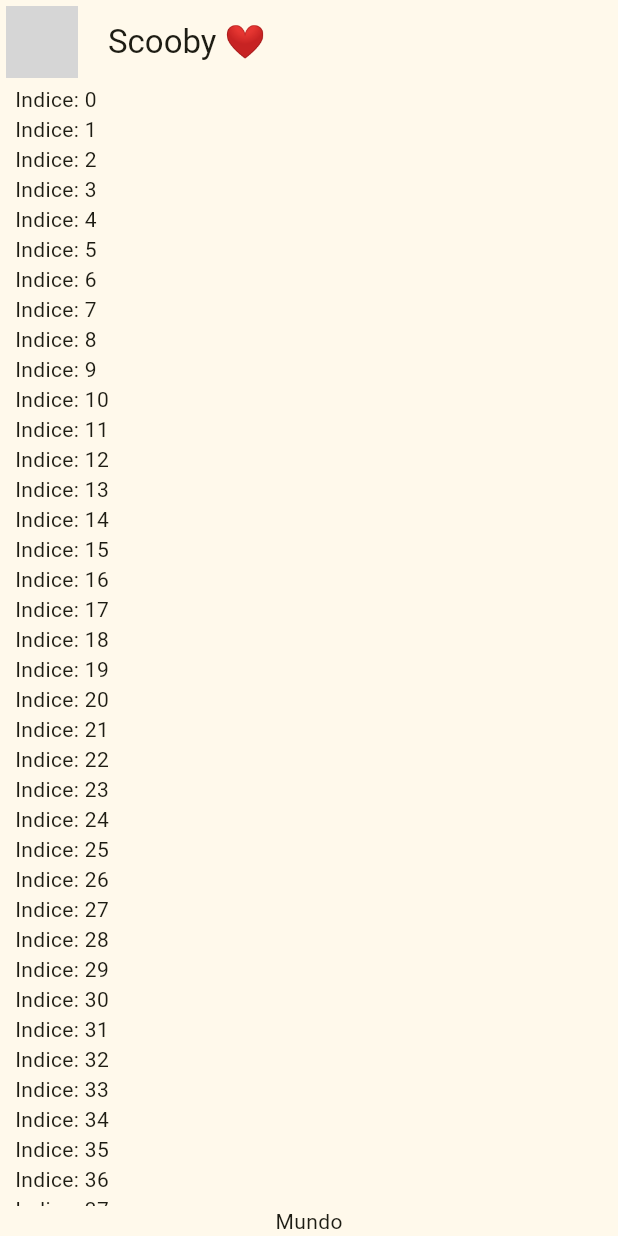
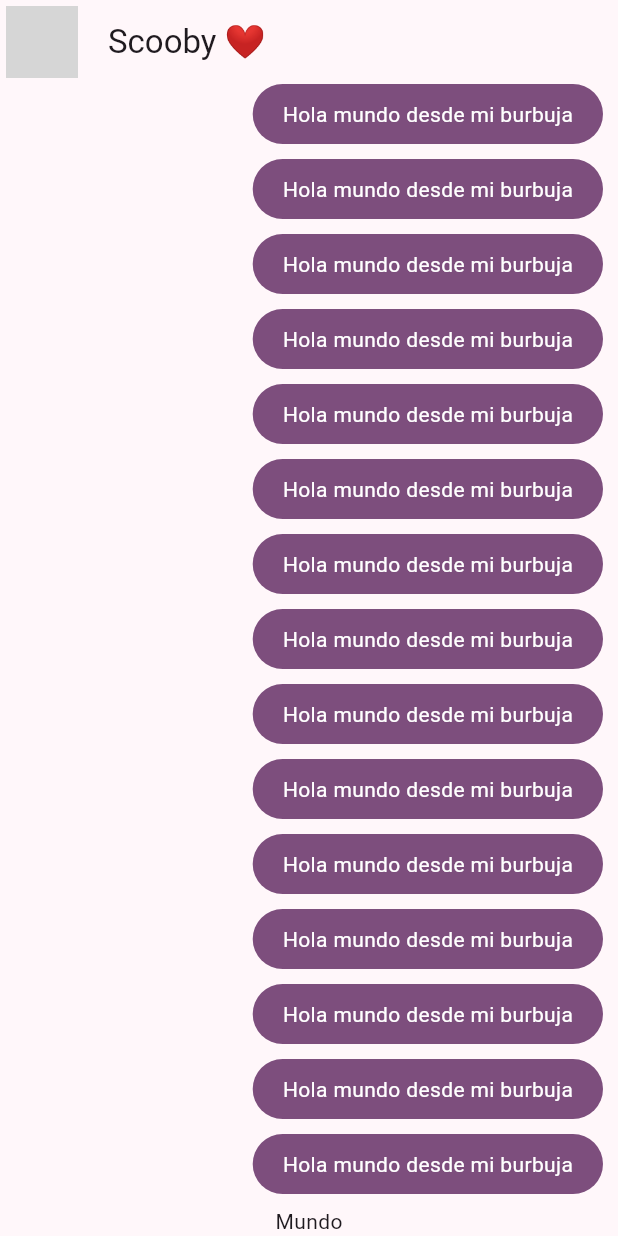
Before and after one commit to criticalRobin/Yes_No_App_Flutter, a Flutter app: the screen it shows after launch, on a phone screen of 412 x 824 dp. Run offline on Flutter 3.47's test engine with Material 3 defaults, Android fonts, the phone set to English and light mode, and no system bars; network calls fail; grey boxes are pictures that could not be loaded.

Commit message:
Created my own widget called MyMessageBubble

```diff
--- a/lib/config/theme/app_theme.dart
+++ b/lib/config/theme/app_theme.dart
@@ -7,7 +7,7 @@
   Colors.green,
   Colors.blue,
   Colors.red,
-  Colors.purple,
+  Colors.indigo,
   Colors.orange,
 ];
 
@@ -15,7 +15,7 @@
   final int selectedTheme;
 
   Apptheme({required this.selectedTheme})
-      : assert(selectedTheme >= 0 && selectedTheme < _colorThemes.length - 1);
+      : assert(selectedTheme >= 0 && selectedTheme < _colorThemes.length);
 
   ThemeData theme() {
     return ThemeData(
--- a/lib/main.dart
+++ b/lib/main.dart
@@ -1,6 +1,6 @@
 import 'package:flutter/material.dart';
 import 'package:yes_no_app/config/theme/app_theme.dart';
-import 'package:yes_no_app/presentation/chat/chat_screen.dart';
+import 'package:yes_no_app/presentation/screens/chat/chat_screen.dart';
 
 void main() => runApp(const MyApp());
 
@@ -12,7 +12,7 @@
     return MaterialApp(
       title: 'Yes No App',
       debugShowCheckedModeBanner: false,
-      theme: Apptheme(selectedTheme: 1).theme(),
+      theme: Apptheme(selectedTheme: 0).theme(),
       home: const ChatScreen(),
     );
   }
--- a/lib/presentation/chat/chat_screen.dart
+++ b/lib/presentation/screens/chat/chat_screen.dart
@@ -1,4 +1,5 @@
 import 'package:flutter/material.dart';
+import 'package:yes_no_app/presentation/widgets/chat/my_message_bubble.dart';
 
 class ChatScreen extends StatelessWidget {
   const ChatScreen({super.key});
@@ -43,7 +44,7 @@
               child: ListView.builder(
                   itemCount: 100,
                   itemBuilder: (context, index) {
-                    return Text("Indice: $index");
+                    return const MyMessageBubble();
                   }),
             ),
             const Text("Mundo")
--- /dev/null
+++ b/lib/presentation/widgets/chat/my_message_bubble.dart
@@ -0,0 +1,30 @@
+import 'package:flutter/material.dart';
+
+class MyMessageBubble extends StatelessWidget {
+  const MyMessageBubble({super.key});
+
+  @override
+  Widget build(BuildContext context) {
+    final colors = Theme.of(context).colorScheme;
+
+    return Column(
+      crossAxisAlignment: CrossAxisAlignment.end,
+      children: [
+        Container(
+          decoration: BoxDecoration(
+              color: colors.primary, borderRadius: BorderRadius.circular(20)),
+          child: const Padding(
+            padding: EdgeInsets.symmetric(horizontal: 20.0, vertical: 10.0),
+            child: Text(
+              "Hola mundo desde mi burbuja",
+              style: TextStyle(color: Colors.white),
+            ),
+          ),
+        ),
+        const SizedBox(
+          height: 10,
+        )
+      ],
+    );
+  }
+}
```
